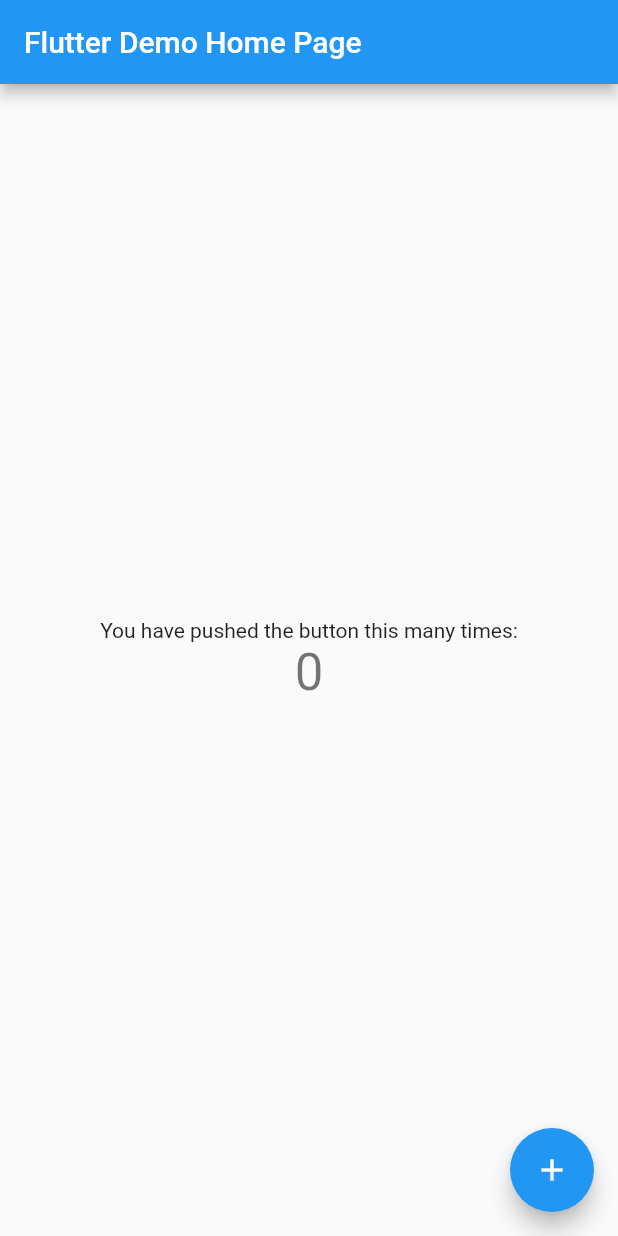
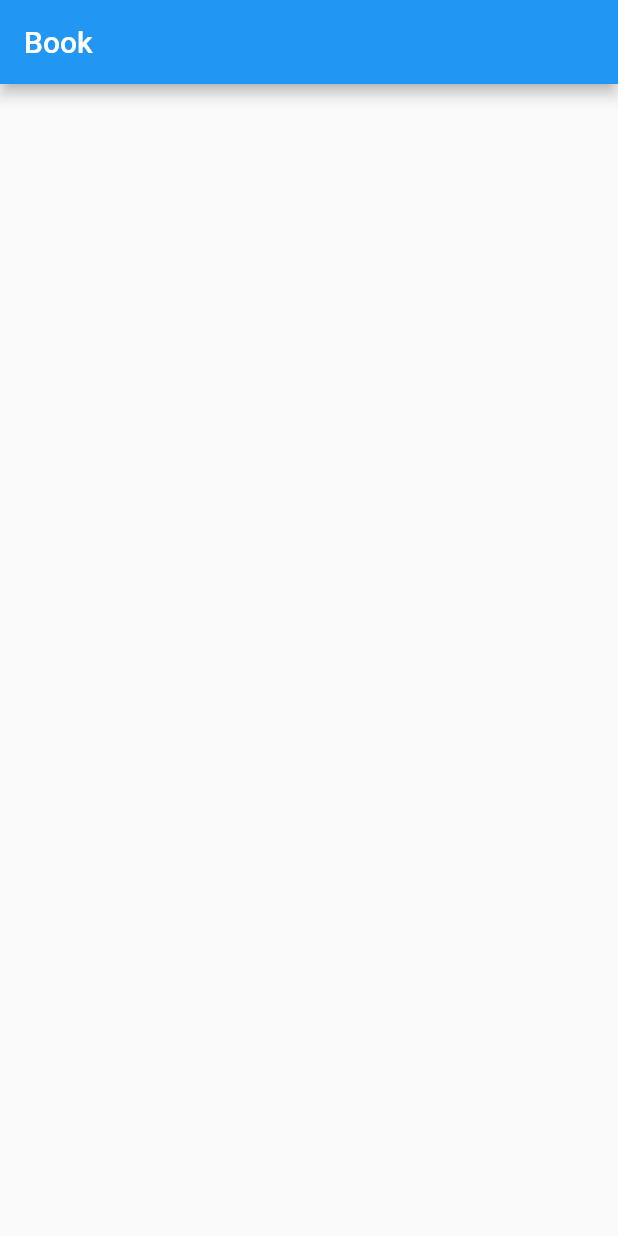
Before and after one commit to ChhailengTim/collection-flutter-ui, a Flutter app: the screen it shows after launch, on a phone screen of 412 x 824 dp. Run offline on Flutter 3.47's test engine with Material 2 defaults, Android fonts, the phone set to English and light mode, and no system bars.

Commit message:
start with fail

```diff
--- /dev/null
+++ b/flutter_ui/lib/exercise1_book_ui/screen/screen.dart
@@ -0,0 +1,63 @@
+import 'package:flutter/material.dart';
+
+class Screen extends StatelessWidget {
+  const Screen({Key? key}) : super(key: key);
+
+  @override
+  Widget build(BuildContext context) {
+    return Scaffold(
+      appBar: AppBar(
+        title: const Text("Book"),
+      ),
+      // body: Padding(
+      //   padding: const EdgeInsets.all(15.0),
+      //   child: Column(
+      //     //crossAxisAlignment: CrossAxisAlignment.start,
+      //     children: [
+      //       // const Text(
+      //       //   "New Book",
+      //       //   style: TextStyle(
+      //       //     fontWeight: FontWeight.bold,
+      //       //     fontSize: 20,
+      //       //   ),
+      //       // ),
+      //       SingleChildScrollView(
+      //         scrollDirection: Axis.horizontal,
+      //         child: Column(
+      //           children: [
+      //             bookCard(),
+      //             bookCard(),
+      //           ],
+      //         ),
+      //       ),
+      //     ],
+      //   ),
+      // ),
+      body: SingleChildScrollView(
+        padding: const EdgeInsets.all(5.0),
+        child: bookCard(),
+      ),
+    );
+  }
+}
+
+Widget bookCard({String? imageUrl, BookTitle}) {
+  return Container(
+    width: 100,
+    margin: const EdgeInsets.only(right: 20),
+    child: Column(
+      crossAxisAlignment: CrossAxisAlignment.start,
+      children: [
+        Container(
+          decoration: const BoxDecoration(
+            //image: DecorationImage(
+            //image: NetworkImage(
+            //"https://korean-drama-list.com/wp-content/uploads/2021/07/xcvxcvxv.png"),
+            //),
+            color: Colors.red,
+          ),
+        ),
+      ],
+    ),
+  );
+}
--- a/flutter_ui/lib/main.dart
+++ b/flutter_ui/lib/main.dart
@@ -1,4 +1,5 @@
 import 'package:flutter/material.dart';
+import 'package:flutter_ui/exercise1_book_ui/screen/screen.dart';
 
 void main() {
   runApp(const MyApp());
@@ -10,106 +11,9 @@ class MyApp extends StatelessWidget {
   // This widget is the root of your application.
   @override
   Widget build(BuildContext context) {
-    return MaterialApp(
-      title: 'Flutter Demo',
-      theme: ThemeData(
-        // This is the theme of your application.
-        //
-        // Try running your application with "flutter run". You'll see the
-        // application has a blue toolbar. Then, without quitting the app, try
-        // changing the primarySwatch below to Colors.green and then invoke
-        // "hot reload" (press "r" in the console where you ran "flutter run",
-        // or simply save your changes to "hot reload" in a Flutter IDE).
-        // Notice that the counter didn't reset back to zero; the application
-        // is not restarted.
-        primarySwatch: Colors.blue,
-      ),
-      home: const MyHomePage(title: 'Flutter Demo Home Page'),
+    return const MaterialApp(
+      debugShowCheckedModeBanner: false,
+      home: Screen(),
     );
   }
 }
-
-class MyHomePage extends StatefulWidget {
-  const MyHomePage({Key? key, required this.title}) : super(key: key);
-
-  // This widget is the home page of your application. It is stateful, meaning
-  // that it has a State object (defined below) that contains fields that affect
-  // how it looks.
-
-  // This class is the configuration for the state. It holds the values (in this
-  // case the title) provided by the parent (in this case the App widget) and
-  // used by the build method of the State. Fields in a Widget subclass are
-  // always marked "final".
-
-  final String title;
-
-  @override
-  State<MyHomePage> createState() => _MyHomePageState();
-}
-
-class _MyHomePageState extends State<MyHomePage> {
-  int _counter = 0;
-
-  void _incrementCounter() {
-    setState(() {
-      // This call to setState tells the Flutter framework that something has
-      // changed in this State, which causes it to rerun the build method below
-      // so that the display can reflect the updated values. If we changed
-      // _counter without calling setState(), then the build method would not be
-      // called again, and so nothing would appear to happen.
-      _counter++;
-    });
-  }
-
-  @override
-  Widget build(BuildContext context) {
-    // This method is rerun every time setState is called, for instance as done
-    // by the _incrementCounter method above.
-    //
-    // The Flutter framework has been optimized to make rerunning build methods
-    // fast, so that you can just rebuild anything that needs updating rather
-    // than having to individually change instances of widgets.
-    return Scaffold(
-      appBar: AppBar(
-        // Here we take the value from the MyHomePage object that was created by
-        // the App.build method, and use it to set our appbar title.
-        title: Text(widget.title),
-      ),
-      body: Center(
-        // Center is a layout widget. It takes a single child and positions it
-        // in the middle of the parent.
-        child: Column(
-          // Column is also a layout widget. It takes a list of children and
-          // arranges them vertically. By default, it sizes itself to fit its
-          // children horizontally, and tries to be as tall as its parent.
-          //
-          // Invoke "debug painting" (press "p" in the console, choose the
-          // "Toggle Debug Paint" action from the Flutter Inspector in Android
-          // Studio, or the "Toggle Debug Paint" command in Visual Studio Code)
-          // to see the wireframe for each widget.
-          //
-          // Column has various properties to control how it sizes itself and
-          // how it positions its children. Here we use mainAxisAlignment to
-          // center the children vertically; the main axis here is the vertical
-          // axis because Columns are vertical (the cross axis would be
-          // horizontal).
-          mainAxisAlignment: MainAxisAlignment.center,
-          children: <Widget>[
-            const Text(
-              'You have pushed the button this many times:',
-            ),
-            Text(
-              '$_counter',
-              style: Theme.of(context).textTheme.headline4,
-            ),
-          ],
-        ),
-      ),
-      floatingActionButton: FloatingActionButton(
-        onPressed: _incrementCounter,
-        tooltip: 'Increment',
-        child: const Icon(Icons.add),
-      ), // This trailing comma makes auto-formatting nicer for build methods.
-    );
-  }
-}
```
Also changed, not shown: flutter_ui/lib/exercise1_book_ui/controller/controller.dart (added).
